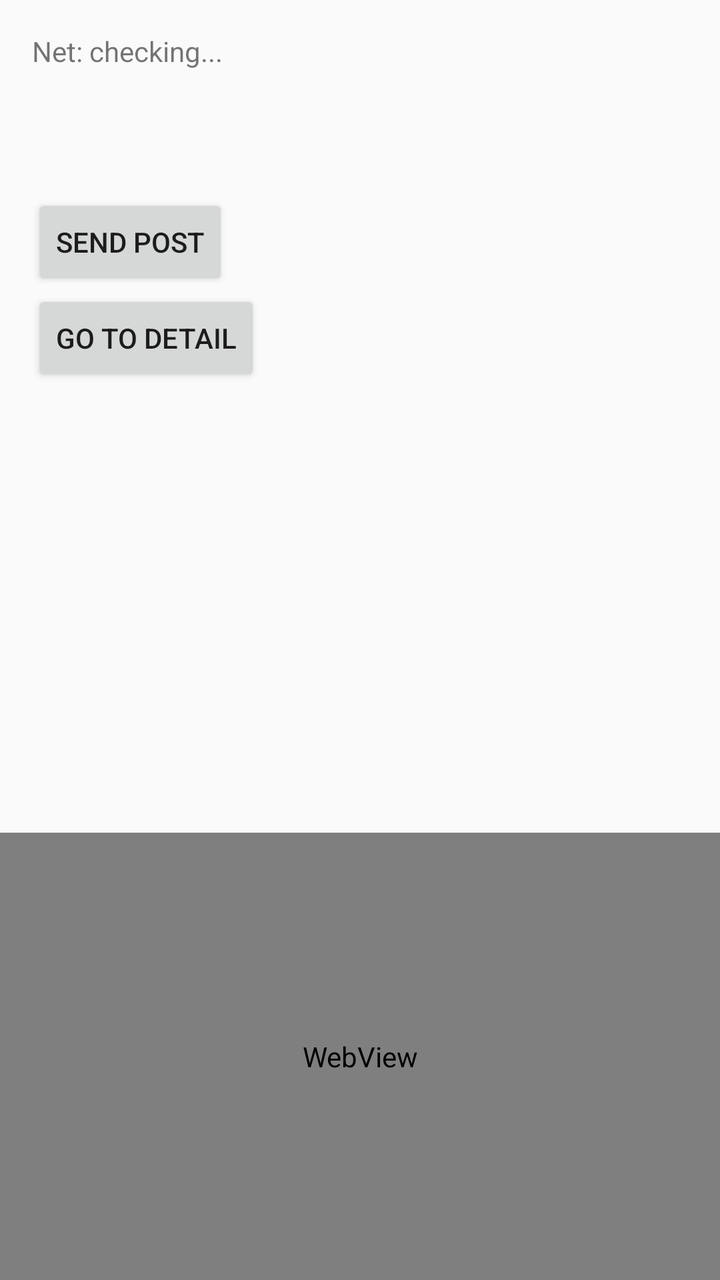
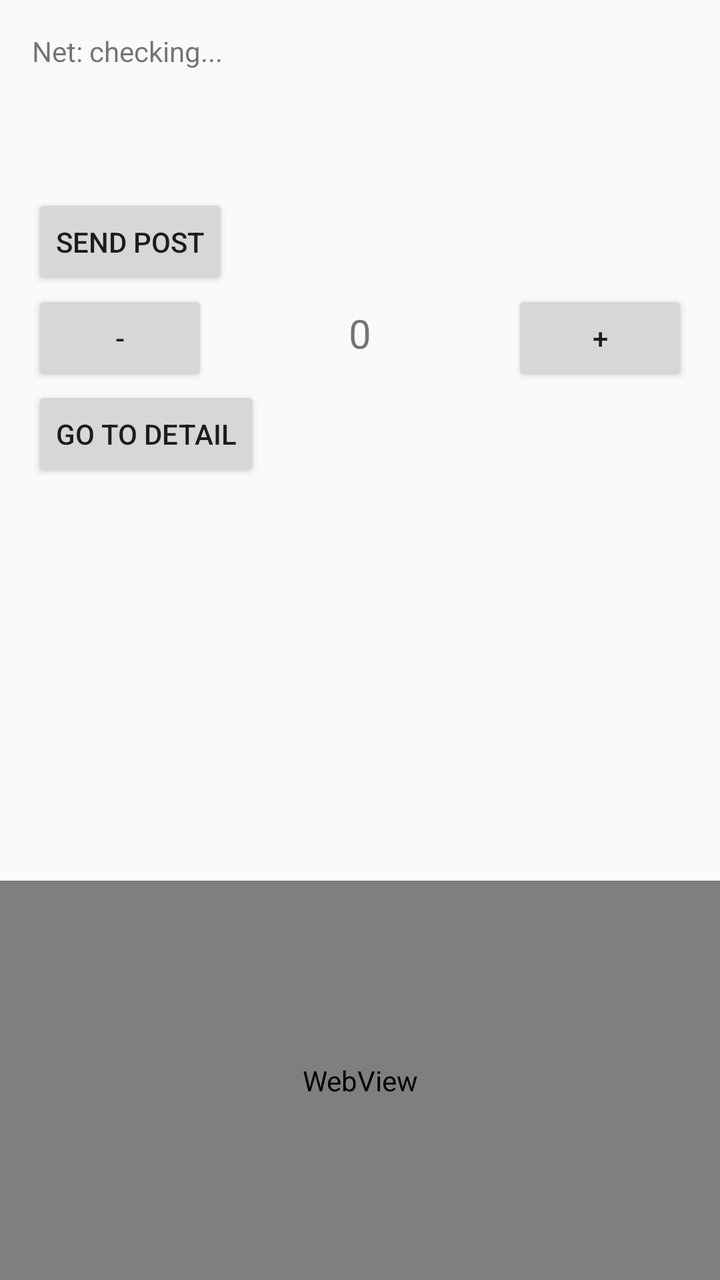

Two renders of the same Android screen: before a commit and after it. Below are the layout's source before the change and the commit's diff.
<!-- AndroidManifest.xml: application theme Theme.AppCompat.Light.DarkActionBar -->
<!-- res/layout/fragment_home.xml -->
<?xml version="1.0" encoding="utf-8"?>
<LinearLayout xmlns:android="http://schemas.android.com/apk/res/android"
    android:id="@+id/home_root"
    android:layout_width="match_parent"
    android:layout_height="match_parent"
    android:orientation="vertical">

    <TextView
        android:id="@+id/statusText"
        android:layout_width="match_parent"
        android:layout_height="wrap_content"
        android:padding="16dp"
        android:text="Net: checking..."
        android:textSize="14sp" />

    <TextView
        android:id="@+id/deviceInfoText"
        android:layout_width="match_parent"
        android:layout_height="wrap_content"
        android:paddingStart="16dp"
        android:paddingEnd="16dp"
        android:paddingBottom="4dp"
        android:textSize="14sp" />

    <TextView
        android:id="@+id/packageInfoText"
        android:layout_width="match_parent"
        android:layout_height="wrap_content"
        android:paddingStart="16dp"
        android:paddingEnd="16dp"
        android:paddingBottom="4dp"
        android:textSize="14sp" />

    <Button
        android:id="@+id/postButton"
        android:layout_width="wrap_content"
        android:layout_height="wrap_content"
        android:layout_marginStart="16dp"
        android:text="Send POST" />

    <Button
        android:id="@+id/navigateButton"
        android:layout_width="wrap_content"
        android:layout_height="wrap_content"
        android:layout_marginStart="16dp"
        android:text="Go to Detail" />

    <ScrollView
        android:layout_width="match_parent"
        android:layout_height="0dp"
        android:layout_weight="1">

        <TextView
            android:id="@+id/logText"
            android:layout_width="match_parent"
            android:layout_height="wrap_content"
            android:padding="16dp"
            android:textSize="14sp" />
    </ScrollView>

    <WebView
        android:id="@+id/webView"
        android:layout_width="match_parent"
        android:layout_height="0dp"
        android:layout_weight="1" />

</LinearLayout>
<!-- resources referenced by this layout -->
<resources>

</resources>

<!-- the commit's change to res/layout/fragment_home.xml (unified diff, before → after) -->
@@ -38,6 +38,35 @@
         android:layout_marginStart="16dp"
         android:text="Send POST" />
 
+    <LinearLayout
+        android:layout_width="match_parent"
+        android:layout_height="wrap_content"
+        android:orientation="horizontal"
+        android:paddingStart="16dp"
+        android:paddingEnd="16dp">
+
+        <Button
+            android:id="@+id/decrementButton"
+            android:layout_width="wrap_content"
+            android:layout_height="wrap_content"
+            android:text="-" />
+
+        <TextView
+            android:id="@+id/countText"
+            android:layout_width="0dp"
+            android:layout_height="wrap_content"
+            android:layout_weight="1"
+            android:gravity="center"
+            android:text="0"
+            android:textSize="20sp" />
+
+        <Button
+            android:id="@+id/incrementButton"
+            android:layout_width="wrap_content"
+            android:layout_height="wrap_content"
+            android:text="+" />
+    </LinearLayout>
+
     <Button
         android:id="@+id/navigateButton"
         android:layout_width="wrap_content"
